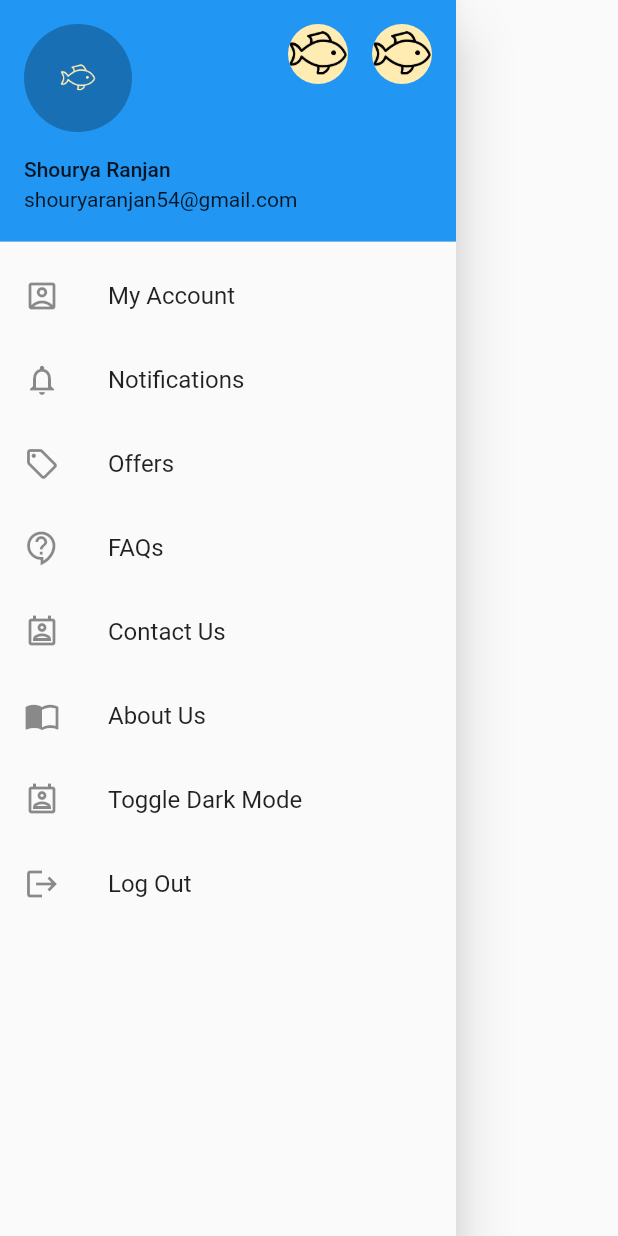
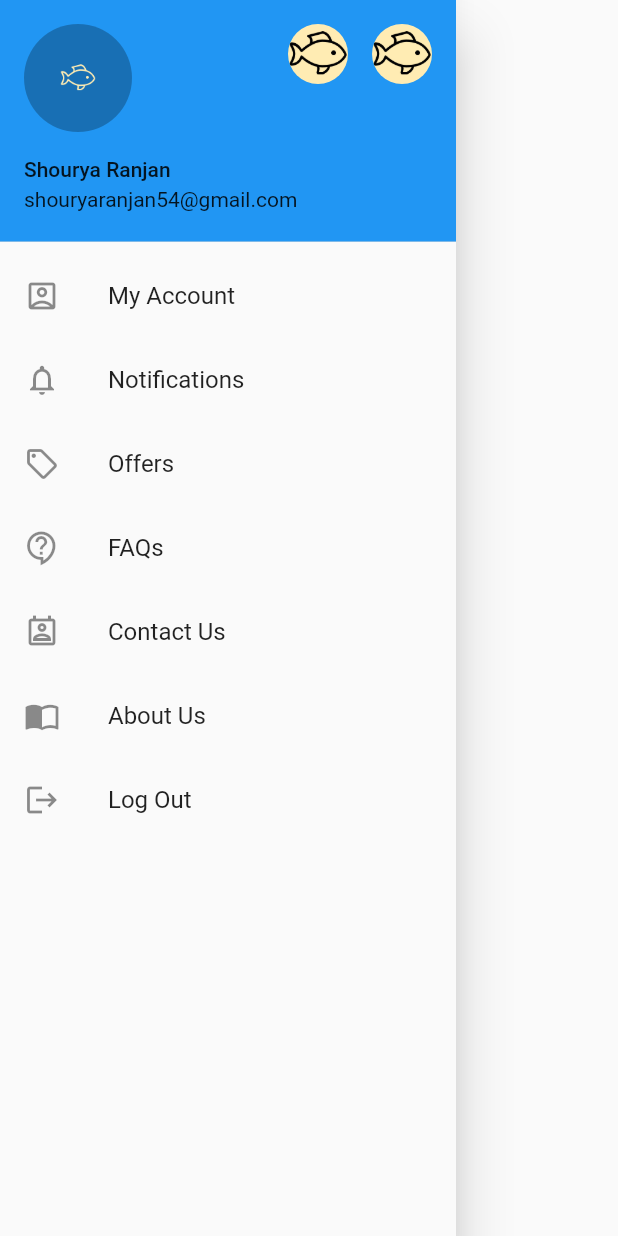
Before and after one commit to Shourya-Ranjan/PetZone-APP, a Flutter app: the DrawerOnly widget shown alone on an empty page, opened directly, on a phone screen of 412 x 824 dp. Run offline on Flutter 3.47's test engine with Material 2 defaults, Android fonts, the phone set to English and light mode, and no system bars; our stand-ins replace scroll_snap_list.

Commit message:
Patch-02

```diff
--- a/lib/screens/Drawer.dart
+++ b/lib/screens/Drawer.dart
@@ -1,6 +1,5 @@
 // ignore_for_file: must_be_immutable
 import 'package:flutter/material.dart';
-import 'package:flutter_sam/Controller.dart';
 import 'package:flutter_sam/screens/AboutUsPage.dart';
 import 'package:flutter_sam/screens/ProfilePage.dart';
 import 'package:flutter_sam/screens/Notifications.dart';
@@ -86,13 +85,6 @@ class _DrawerOnlyState extends State<DrawerOnly> {
             },
           ),
           ListTile(
-            leading: const Icon(Icons.perm_contact_cal_outlined),
-            title: const Text('Toggle Dark Mode'),
-            onTap: () {
-              Navigator.pop(context);
-            },
-          ),
-          ListTile(
             leading: const Icon(Icons.logout),
             title: const Text('Log Out'),
             onTap: () async {
```
Also changed, not shown: 3 other files.
